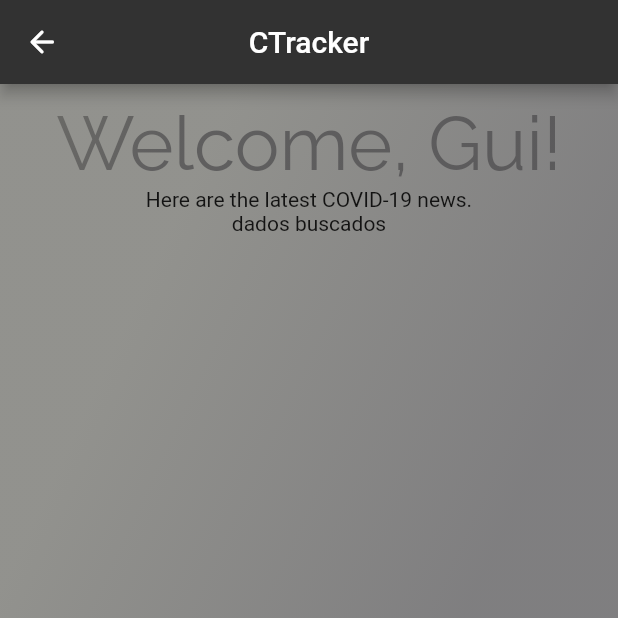
After one commit to brunopedrazza/ctracker-app, a Flutter app: the HomePage screen opened by its route, on a phone screen of 412 x 824 dp, the top half of it. The commit adds this screen. Run offline on Flutter 3.47's test engine with Material 2 defaults, Android fonts, the phone set to English and light mode, and no system bars; our stand-ins replace google_fonts; network calls fail.

Commit message:
FEAT: New route

```diff
--- a/front/lib/main.dart
+++ b/front/lib/main.dart
@@ -1,4 +1,5 @@
 import 'package:flutter/material.dart';
+import 'package:front/pages/home.page.dart';
 import './pages/login.page.dart';
 import './pages/splash.page.dart';
 
@@ -17,7 +18,8 @@ class CTracker extends StatelessWidget {
       ),
       home: SplashPage(),
       routes: <String, WidgetBuilder>{
-        '/login': (BuildContext context) => LoginPage()
+        '/login': (BuildContext context) => LoginPage(),
+        '/home': (BuildContext context) => HomePage()
       },
     );
   }
--- /dev/null
+++ b/front/lib/pages/home.page.dart
@@ -0,0 +1,108 @@
+import 'dart:convert';
+import 'dart:async';
+import 'dart:io';
+import 'package:flutter/material.dart';
+import 'package:http/http.dart' as http;
+import '../global.style.dart';
+
+class HomePage extends StatefulWidget {
+  @override
+  _HomePageState createState() => _HomePageState();
+}
+
+class Album {
+  final int userId;
+  final int id;
+  final String title;
+
+  Album({@required this.userId, @required this.id, @required this.title});
+
+  factory Album.fromJson(Map<String, dynamic> json) {
+    return Album(
+      userId: json['userId'],
+      id: json['id'],
+      title: json['title'],
+    );
+  }
+}
+
+class _HomePageState extends State<HomePage> {
+  Future<Album> futureAlbum;
+  bool requestError = false;
+
+  Future<Album> fetchAlbum() async {
+    final response =
+        await http.get(Uri.https('jsonplaceholder.typicode.com', 'albums/1'));
+
+    if (response.statusCode == 200) {
+      // If the server did return a 200 OK response,
+      // then parse the JSON.
+      return Album.fromJson(jsonDecode(response.body));
+    } else {
+      // If the server did not return a 200 OK response,
+      // then throw an exception.
+      throw Exception('Failed to load album');
+    }
+  }
+
+  Future fetchdata() async {
+    final response = await http.get(
+        Uri.https(
+            'covid-19-data.p.rapidapi.com', '/country', {'name': 'italy'}),
+        headers: {
+          'x-rapidapi-key': '5b8957a382msh2d23f669b923e9ep150b64jsn1408a53a8c56'
+        });
+    print(response.body);
+  }
+
+  void initState() {
+    // TODO: implement initState
+    super.initState();
+    try {
+      // futureAlbum = fetchAlbum();
+      final response = fetchdata();
+    } catch (e) {
+      setState(() {
+        requestError = true;
+      });
+    }
+
+    print(futureAlbum);
+  }
+
+  @override
+  Widget build(BuildContext context) {
+    return Scaffold(
+      appBar: AppBar(
+        title: Text('CTracker'),
+        centerTitle: true,
+        leading: IconButton(
+          icon: Icon(Icons.arrow_back_rounded),
+          tooltip: 'Go Back',
+          onPressed: () {
+            Navigator.pop(context);
+          },
+        ),
+        backgroundColor: GlobalStyles.rgbColors['dark-gray'],
+      ),
+      body: Container(
+        decoration: BoxDecoration(gradient: GlobalStyles.standardGradient),
+        child: Center(
+          child: Column(
+            children: [
+              Padding(
+                padding: const EdgeInsets.only(top: 10),
+                child: Text(
+                  'Welcome, Gui!',
+                  style: GlobalStyles.titleTextGradient,
+                ),
+              ),
+              Text('Here are the latest COVID-19 news.'),
+              requestError ? Text('erro HTTP') : Text('dados buscados')
+            ],
+          ),
+        ),
+      ),
+    );
+  }
+}
```
